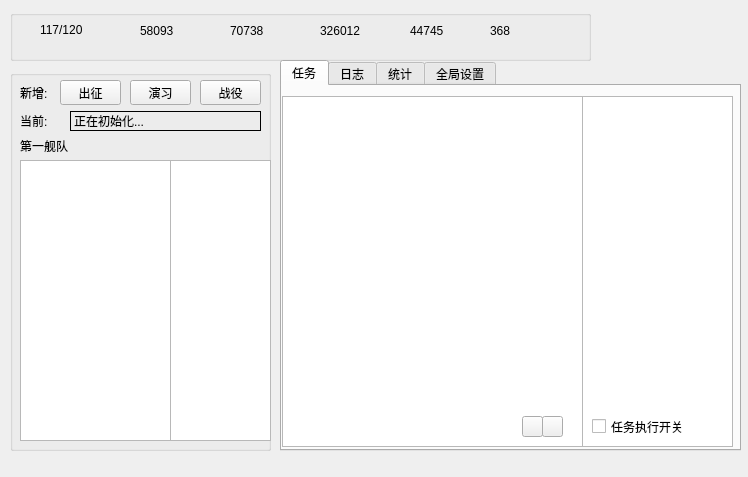
First picture: the form in Frame_main.ui, repository ProtectorMoe/pc-protector-moe, before the edit.
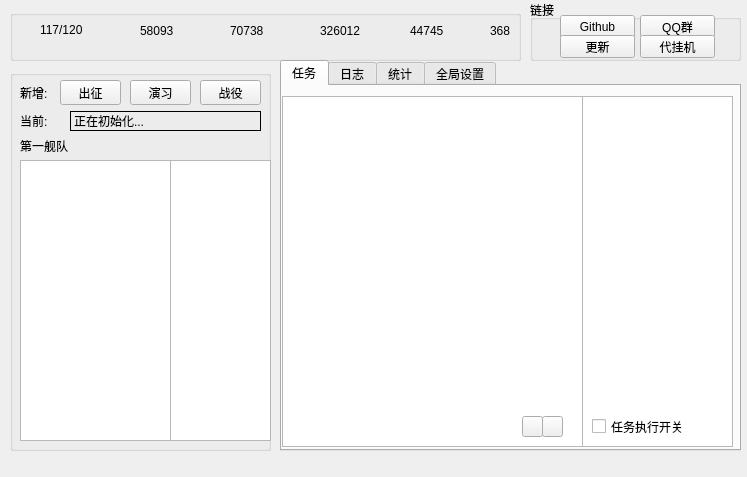
Second picture: the form after the edit. Icons and pictures are not drawn.

Commit message: 修复更新失败问题

The edit to the form file:
```diff
--- a/Frame_main.ui
+++ b/Frame_main.ui
@@ -6,7 +6,7 @@
    <rect>
     <x>0</x>
     <y>0</y>
-    <width>748</width>
+    <width>747</width>
     <height>477</height>
    </rect>
   </property>
@@ -38,7 +38,7 @@
      <rect>
       <x>10</x>
       <y>10</y>
-      <width>581</width>
+      <width>511</width>
       <height>51</height>
      </rect>
     </property>
@@ -1898,6 +1898,87 @@
      </widget>
     </widget>
    </widget>
+   <widget class="QGroupBox" name="groupBox_6">
+    <property name="geometry">
+     <rect>
+      <x>530</x>
+      <y>0</y>
+      <width>211</width>
+      <height>61</height>
+     </rect>
+    </property>
+    <property name="title">
+     <string>链接</string>
+    </property>
+    <widget class="QPushButton" name="btn_github">
+     <property name="geometry">
+      <rect>
+       <x>30</x>
+       <y>15</y>
+       <width>75</width>
+       <height>24</height>
+      </rect>
+     </property>
+     <property name="text">
+      <string>Github</string>
+     </property>
+     <property name="icon">
+      <iconset>
+       <normaloff>icon/GitHub.png</normaloff>icon/GitHub.png</iconset>
+     </property>
+    </widget>
+    <widget class="QPushButton" name="btn_group">
+     <property name="geometry">
+      <rect>
+       <x>110</x>
+       <y>15</y>
+       <width>75</width>
+       <height>23</height>
+      </rect>
+     </property>
+     <property name="text">
+      <string>QQ群</string>
+     </property>
+     <property name="icon">
+      <iconset>
+       <normaloff>icon/friend.png</normaloff>icon/friend.png</iconset>
+     </property>
+    </widget>
+    <widget class="QPushButton" name="btn_download">
+     <property name="geometry">
+      <rect>
+       <x>30</x>
+       <y>35</y>
+       <width>75</width>
+       <height>23</height>
+      </rect>
+     </property>
+     <property name="text">
+      <string>更新</string>
+     </property>
+     <property name="icon">
+      <iconset>
+       <normaloff>icon/download.png</normaloff>icon/download.png</iconset>
+     </property>
+    </widget>
+    <widget class="QPushButton" name="btn_cloud">
+     <property name="geometry">
+      <rect>
+       <x>110</x>
+       <y>35</y>
+       <width>75</width>
+       <height>23</height>
+      </rect>
+     </property>
+     <property name="text">
+      <string>代挂机</string>
+     </property>
+     <property name="icon">
+      <iconset>
+       <normaloff>icon/cloud.png</normaloff>icon/cloud.png</iconset>
+     </property>
+    </widget>
+   </widget>
   </widget>
   <widget class="QMenuBar" name="menuBar">
    <property name="geometry">
```
Left out of the diff: 2 changed lines with no effect on the pictures. The commit also changes 21 other files.
